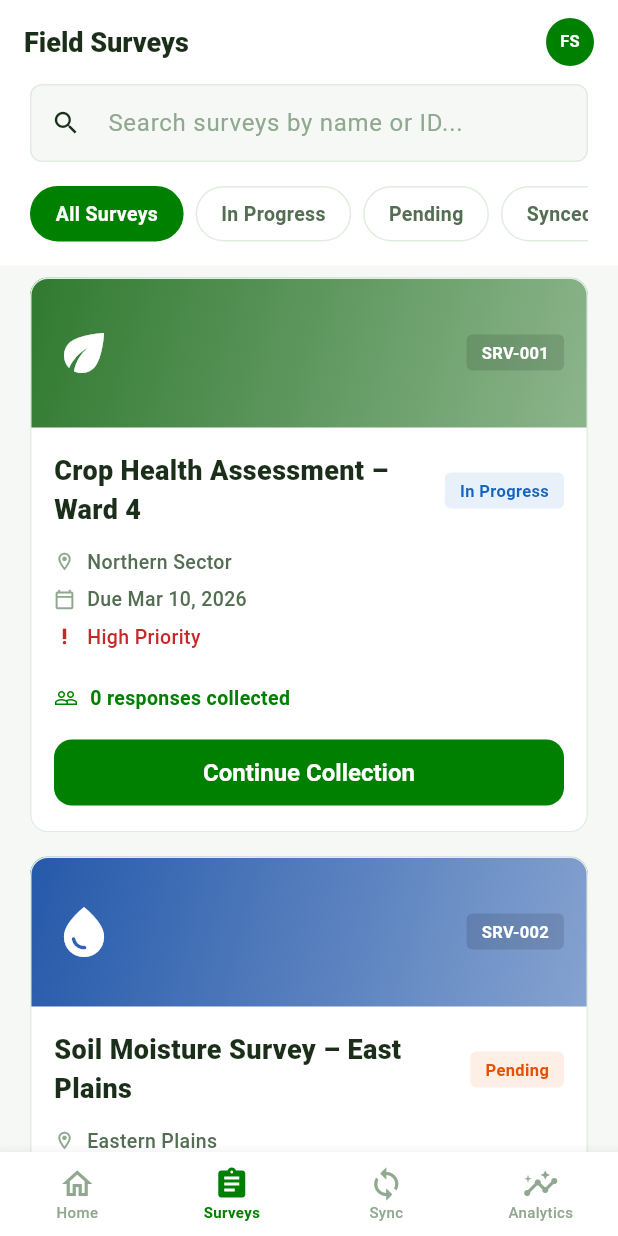
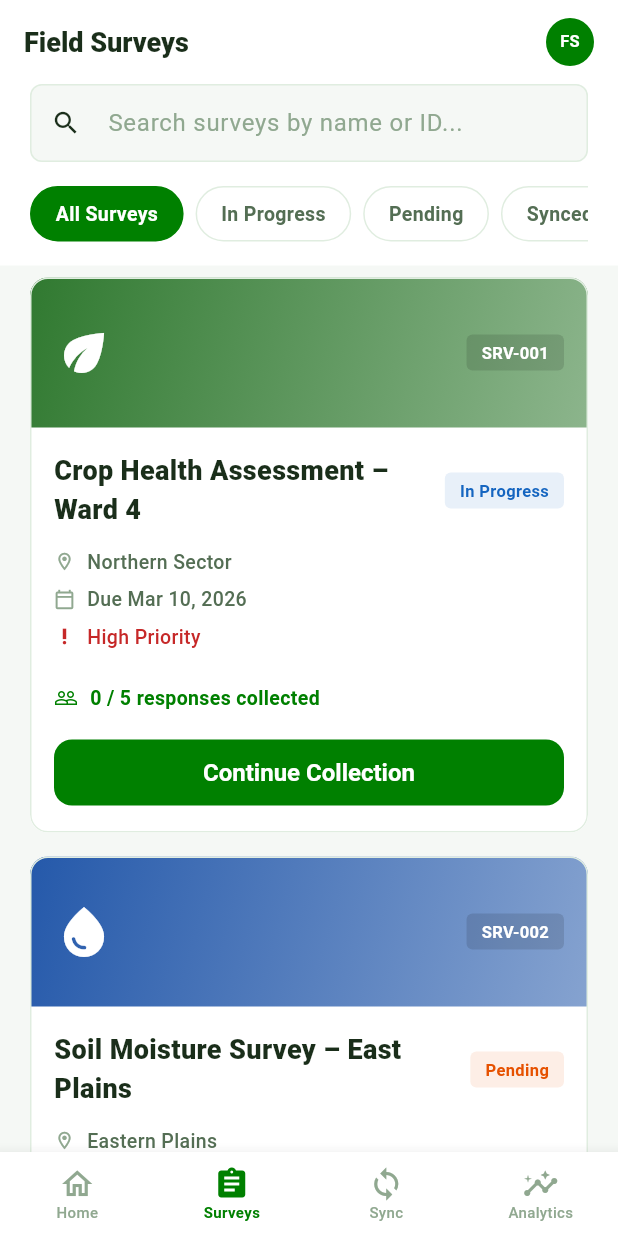
Before and after one commit to SushilUpadhayay/rkcnl_survey_app, a Flutter app: the SurveysScreen screen opened by its route, on a phone screen of 412 x 824 dp. Run offline on Flutter 3.47's test engine with Material 3 defaults, Android fonts, the phone set to English and light mode, and no system bars; our stand-ins replace connectivity_plus, go_router, shared_preferences; accounts and stored records are empty.

Commit message:
feat: implement survey respondent management with screens, state services, and data models

```diff
--- a/lib/models/models.dart
+++ b/lib/models/models.dart
@@ -60,6 +60,7 @@
   final List<Question> questions;
   final String iconName;
   final int colorValue;
+  final int targetResponses;
 
   Survey({
     required this.id,
@@ -72,6 +73,7 @@
     required this.questions,
     required this.iconName,
     required this.colorValue,
+    this.targetResponses = 5,
   });
 
   Map<String, dynamic> toJson() => {
@@ -85,6 +87,7 @@
         'questions': questions.map((q) => q.toJson()).toList(),
         'iconName': iconName,
         'colorValue': colorValue,
+        'targetResponses': targetResponses,
       };
 }
 
--- a/lib/screens/surveys_screen.dart
+++ b/lib/screens/surveys_screen.dart
@@ -202,7 +202,7 @@
                       const Icon(Icons.people_outline,
                           size: 16, color: AppColors.green),
                       const SizedBox(width: 8),
-                      Text('$count response${count != 1 ? 's' : ''} collected',
+                      Text('$count / ${s.targetResponses} response${s.targetResponses != 1 ? 's' : ''} collected',
                           style: const TextStyle(
                               color: AppColors.green,
                               fontWeight: FontWeight.w700,
```
Also changed, not shown: lib/screens/respondents_screen.dart (+8 -1 lines), lib/screens/survey_form_screen.dart (+4 -4 lines), lib/services/app_state.dart (+7 -4 lines).
